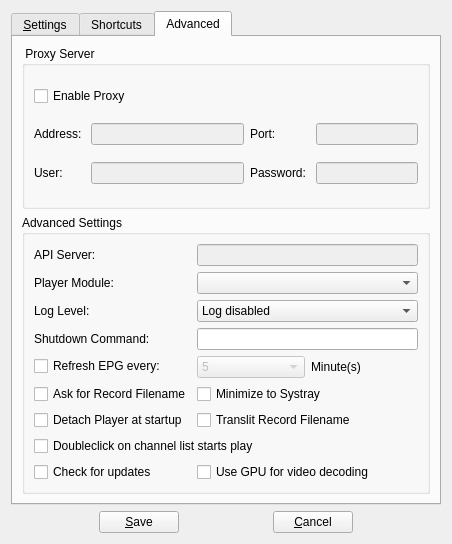
Before: the Qt Designer form branches/kartina.tv/forms/csettingsdlg.ui in code-google-com/vlc-record, drawn with Qt 5.
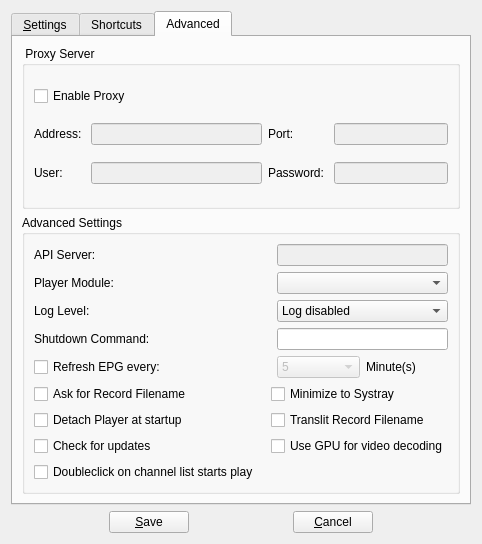
After: the same form once the commit is applied. The open tabs and pages were chosen to show the change. Icons and pictures are not drawn. Custom widgets are drawn as their Qt base class.

Commit message: - replace QToolButton with QPushButton due to Mac design glitch - try again to use normal QWidget to connect to on mac - layout changes in settings dialog due to design glitch on Mac - extend mac project settings and bundle creation

Diff of the .ui file:
```diff
--- a/branches/kartina.tv/forms/csettingsdlg.ui
+++ b/branches/kartina.tv/forms/csettingsdlg.ui
@@ -497,7 +497,7 @@
          <property name="title">
           <string>Advanced Settings</string>
          </property>
-         <layout class="QFormLayout" name="formLayout_2">
+         <layout class="QGridLayout" name="gridLayout">
           <item row="0" column="0">
            <widget class="QLabel" name="lanApiServer">
             <property name="text">
@@ -505,7 +505,7 @@
             </property>
            </widget>
           </item>
-          <item row="0" column="1">
+          <item row="0" column="3">
            <widget class="QLineEdit" name="lineApiServer">
             <property name="enabled">
              <bool>false</bool>
@@ -519,7 +519,7 @@
             </property>
            </widget>
           </item>
-          <item row="1" column="1">
+          <item row="1" column="3">
            <widget class="QComboBox" name="cbxPlayerMod"/>
           </item>
           <item row="2" column="0">
@@ -529,7 +529,7 @@
             </property>
            </widget>
           </item>
-          <item row="2" column="1">
+          <item row="2" column="3">
            <widget class="QComboBox" name="cbxLogLevel">
             <item>
              <property name="text">
@@ -560,17 +560,17 @@
             </property>
            </widget>
           </item>
-          <item row="3" column="1">
+          <item row="3" column="3">
            <widget class="QLineEdit" name="lineShutdown"/>
           </item>
-          <item row="4" column="0">
+          <item row="4" column="0" colspan="3">
            <widget class="QCheckBox" name="checkRefresh">
             <property name="text">
              <string>Refresh EPG every:</string>
             </property>
            </widget>
           </item>
-          <item row="4" column="1">
+          <item row="4" column="3">
            <layout class="QHBoxLayout" name="horizontalLayout_3">
             <item>
              <widget class="QComboBox" name="cbxInterval">
@@ -603,55 +603,55 @@
             </item>
            </layout>
           </item>
-          <item row="5" column="0">
+          <item row="5" column="0" colspan="2">
            <widget class="QCheckBox" name="checkAskForName">
             <property name="text">
              <string>Ask for Record Filename</string>
             </property>
            </widget>
           </item>
-          <item row="5" column="1">
+          <item row="5" column="2" colspan="2">
            <widget class="QCheckBox" name="checkHideToSystray">
             <property name="text">
              <string>Minimize to Systray</string>
             </property>
            </widget>
           </item>
-          <item row="6" column="0">
+          <item row="6" column="0" colspan="2">
            <widget class="QCheckBox" name="checkDetach">
             <property name="text">
              <string>Detach Player at startup</string>
             </property>
            </widget>
           </item>
-          <item row="6" column="1">
+          <item row="6" column="2" colspan="2">
            <widget class="QCheckBox" name="checkTranslit">
             <property name="text">
              <string>Translit Record Filename</string>
             </property>
            </widget>
           </item>
-          <item row="7" column="0" colspan="2">
-           <widget class="QCheckBox" name="check2ClicksToPlay">
-            <property name="text">
-             <string>Doubleclick on channel list starts play</string>
-            </property>
-           </widget>
-          </item>
-          <item row="8" column="0">
+          <item row="8" column="0" colspan="2">
            <widget class="QCheckBox" name="checkUpdate">
             <property name="text">
              <string>Check for updates</string>
             </property>
            </widget>
           </item>
-          <item row="8" column="1">
+          <item row="8" column="2" colspan="2">
            <widget class="QCheckBox" name="checkGPUAcc">
             <property name="text">
              <string>Use GPU for video decoding</string>
             </property>
            </widget>
           </item>
+          <item row="9" column="0">
+           <widget class="QCheckBox" name="check2ClicksToPlay">
+            <property name="text">
+             <string>Doubleclick on channel list starts play</string>
+            </property>
+           </widget>
+          </item>
          </layout>
         </widget>
        </item>
```
The commit also changes 11 other files.
